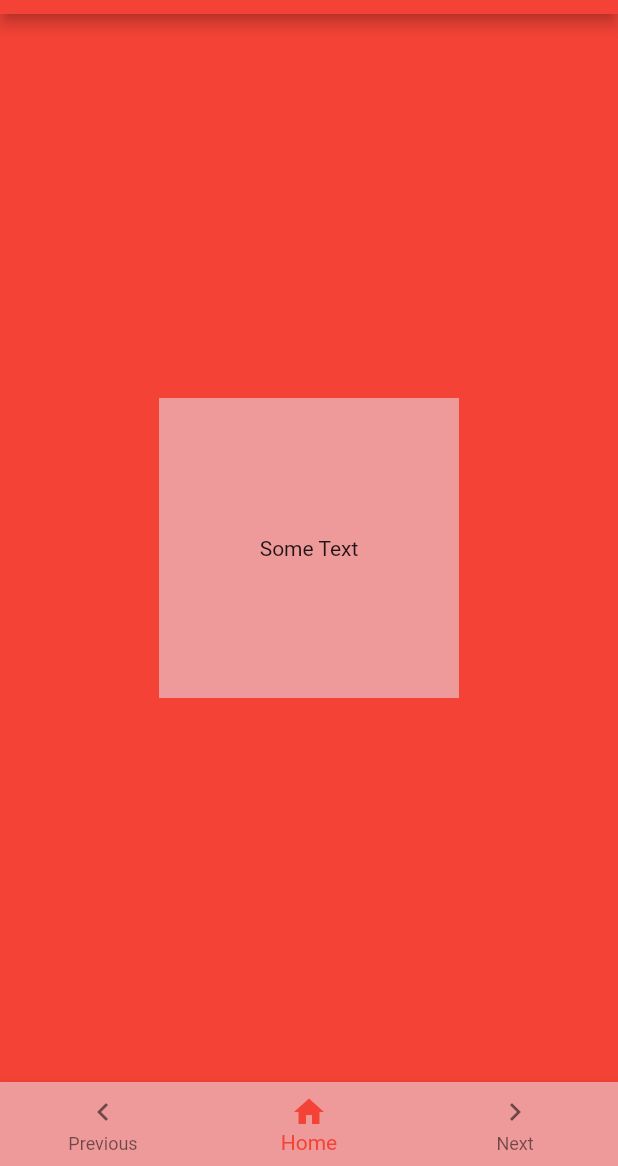
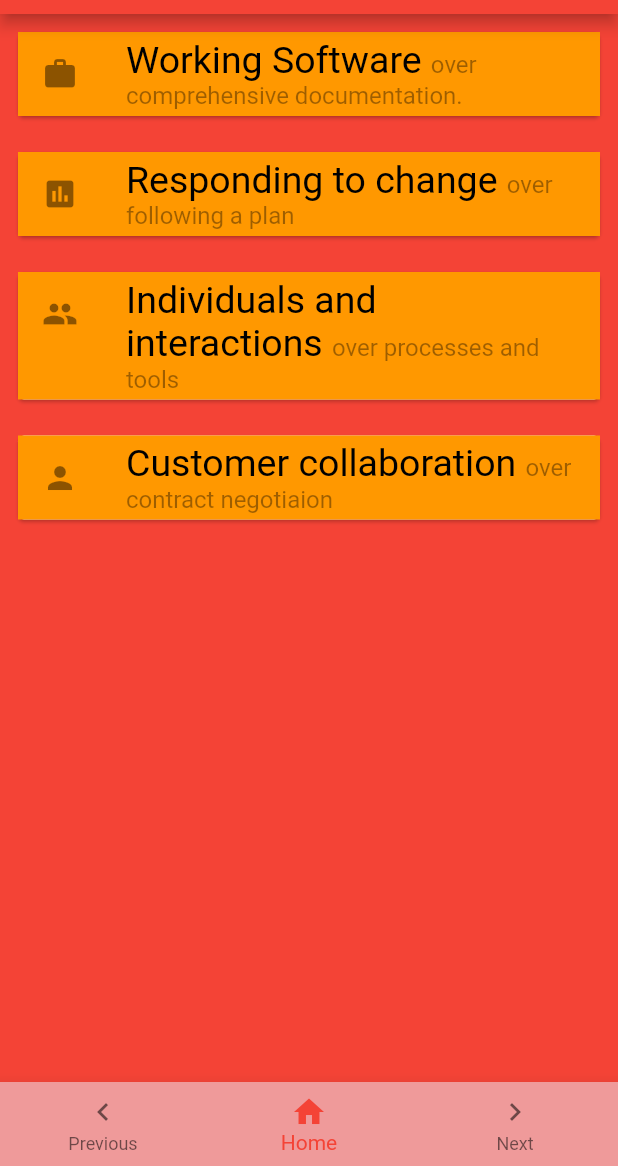
Before and after one commit to ammanath/agileCards, a Flutter app: the screen it shows after launch, on a phone screen of 412 x 824 dp, the part 70-1236 px from its top. Run offline on Flutter 3.47's test engine with Material 2 defaults, Android fonts, the phone set to English and light mode, and no system bars.

Commit message:
added cards

```diff
--- a/lib/agileCardsHome.dart
+++ b/lib/agileCardsHome.dart
@@ -3,22 +3,30 @@ import 'package:flutter/material.dart';
 class AgileCardsHome extends StatelessWidget {
   @override
   Widget build(BuildContext context) {
-    return Scaffold(
-      appBar: AppBar(
-        title: Text('Agile Cards'),
-      ),
-      body: Center(
-        child: Container(
-          color: Colors.red[200],
-          width: 200,
-          height: 200,
-          child: Center(
-            child: Text(
-              'Some Text',
-              textAlign: TextAlign.center,
-            ),
+    var primaryWorkingText = 'Working Software ';
+    var secondaryWorkingText = "over comprehensive documentation.";
+    String primaryRespondingText = 'Responding to change ';
+    String secondaryRespondingText ='over following a plan';
+    String primaryIndvText ='Individuals and interactions ';
+    String secondaryIndvText='over processes and tools';
+    String primaryCustText ='Customer collaboration ';
+    String secondaryCustText ='over contract negotiaion';
+    var iconCard = Icons.work;
+    var iconRespond = Icons.poll;
+    var iconIndividual = Icons.people;
+    var iconCustomer = Icons.person;
+        return Scaffold(
+          appBar: AppBar(
+            title: Text('Agile Cards'),
           ),
-        ),
+          body: Column(
+            children: <Widget>[
+              AgileCard(iconCard: iconCard, primaryText: primaryWorkingText,secondaryText: secondaryWorkingText),
+              AgileCard(iconCard: iconRespond, primaryText: primaryRespondingText,secondaryText: secondaryRespondingText),
+              AgileCard(iconCard: iconIndividual, primaryText: primaryIndvText,secondaryText: secondaryIndvText),
+              AgileCard(iconCard: iconCustomer, primaryText: primaryCustText,secondaryText: secondaryCustText),
+
+        ],
       ),
       backgroundColor: Colors.red,
       bottomNavigationBar: BottomNavigationBar(
@@ -31,14 +39,53 @@ class AgileCardsHome extends StatelessWidget {
           BottomNavigationBarItem(
             icon: new Icon(Icons.home),
             title: new Text('Home'),
-
           ),
           BottomNavigationBarItem(
-              icon: Icon(Icons.navigate_next),
-              title: Text('Next'))
+              icon: Icon(Icons.navigate_next), title: Text('Next'))
         ],
         backgroundColor: Colors.red[200],
       ),
     );
   }
 }
+
+class AgileCard extends StatelessWidget {
+  const AgileCard({
+    Key key,
+    @required this.iconCard,
+    @required this.primaryText,
+    @required this.secondaryText,
+  }) : super(key: key);
+
+  final IconData iconCard;
+  final String primaryText;
+  final String secondaryText;
+
+  @override
+  Widget build(BuildContext context) {
+    return Padding(
+      padding: const EdgeInsets.all(8.0),
+      child: Card(
+        child: Container(
+          child: ListTile(
+            leading: Icon(iconCard),
+        title: Text.rich(
+          TextSpan(
+              text: primaryText,
+              style: TextStyle(fontSize: 25, color: Colors.black),
+              children: <InlineSpan>[
+                TextSpan(
+                    text: secondaryText,
+                    style: TextStyle(
+                      fontSize: 16,
+                      color: Colors.black38,
+                    ))
+              ]),
+        ),
+      ),
+      color: Colors.orange,
+              ),
+            ),
+    );
+  }
+}
```
